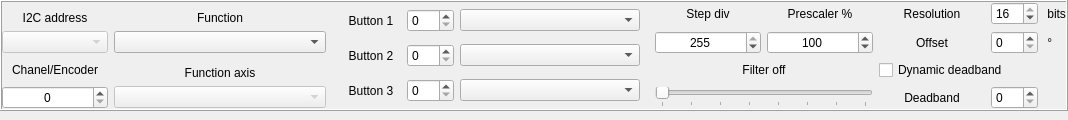
Old version of the form widgets/axesextended.ui in the repository FreeJoy-Team/FreeJoyConfiguratorQt.
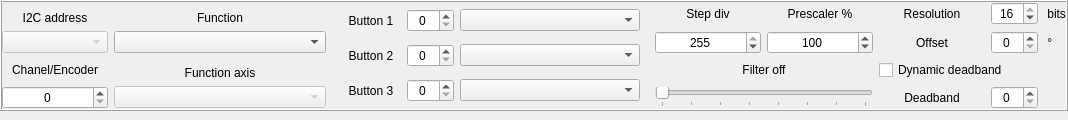
New version of the form.

Commit message: improved axes to buttons

The edit to the form file:
```diff
--- a/widgets/axesextended.ui
+++ b/widgets/axesextended.ui
@@ -167,6 +167,9 @@
              <verstretch>0</verstretch>
             </sizepolicy>
            </property>
+           <property name="alignment">
+            <set>Qt::AlignCenter</set>
+           </property>
            <property name="correctionMode">
             <enum>QAbstractSpinBox::CorrectToNearestValue</enum>
            </property>
@@ -196,6 +199,9 @@
              <verstretch>0</verstretch>
             </sizepolicy>
            </property>
+           <property name="alignment">
+            <set>Qt::AlignCenter</set>
+           </property>
            <property name="correctionMode">
             <enum>QAbstractSpinBox::CorrectToNearestValue</enum>
            </property>
@@ -235,6 +241,9 @@
              <verstretch>0</verstretch>
             </sizepolicy>
            </property>
+           <property name="alignment">
+            <set>Qt::AlignCenter</set>
+           </property>
            <property name="correctionMode">
             <enum>QAbstractSpinBox::CorrectToNearestValue</enum>
            </property>
@@ -357,6 +366,9 @@
       </item>
       <item row="0" column="6">
        <widget class="QSpinBox" name="spinBox_Resolution">
+        <property name="alignment">
+         <set>Qt::AlignCenter</set>
+        </property>
         <property name="correctionMode">
          <enum>QAbstractSpinBox::CorrectToNearestValue</enum>
         </property>
@@ -390,6 +402,9 @@
       </item>
       <item row="1" column="6">
        <widget class="QSpinBox" name="spinBox_Offset">
+        <property name="alignment">
+         <set>Qt::AlignCenter</set>
+        </property>
         <property name="correctionMode">
          <enum>QAbstractSpinBox::CorrectToNearestValue</enum>
         </property>
@@ -420,6 +435,9 @@
       </item>
       <item row="3" column="6">
        <widget class="QSpinBox" name="spinBox_Deadband">
+        <property name="alignment">
+         <set>Qt::AlignCenter</set>
+        </property>
         <property name="correctionMode">
          <enum>QAbstractSpinBox::CorrectToNearestValue</enum>
         </property>
```
The commit also changes 7 other files.
